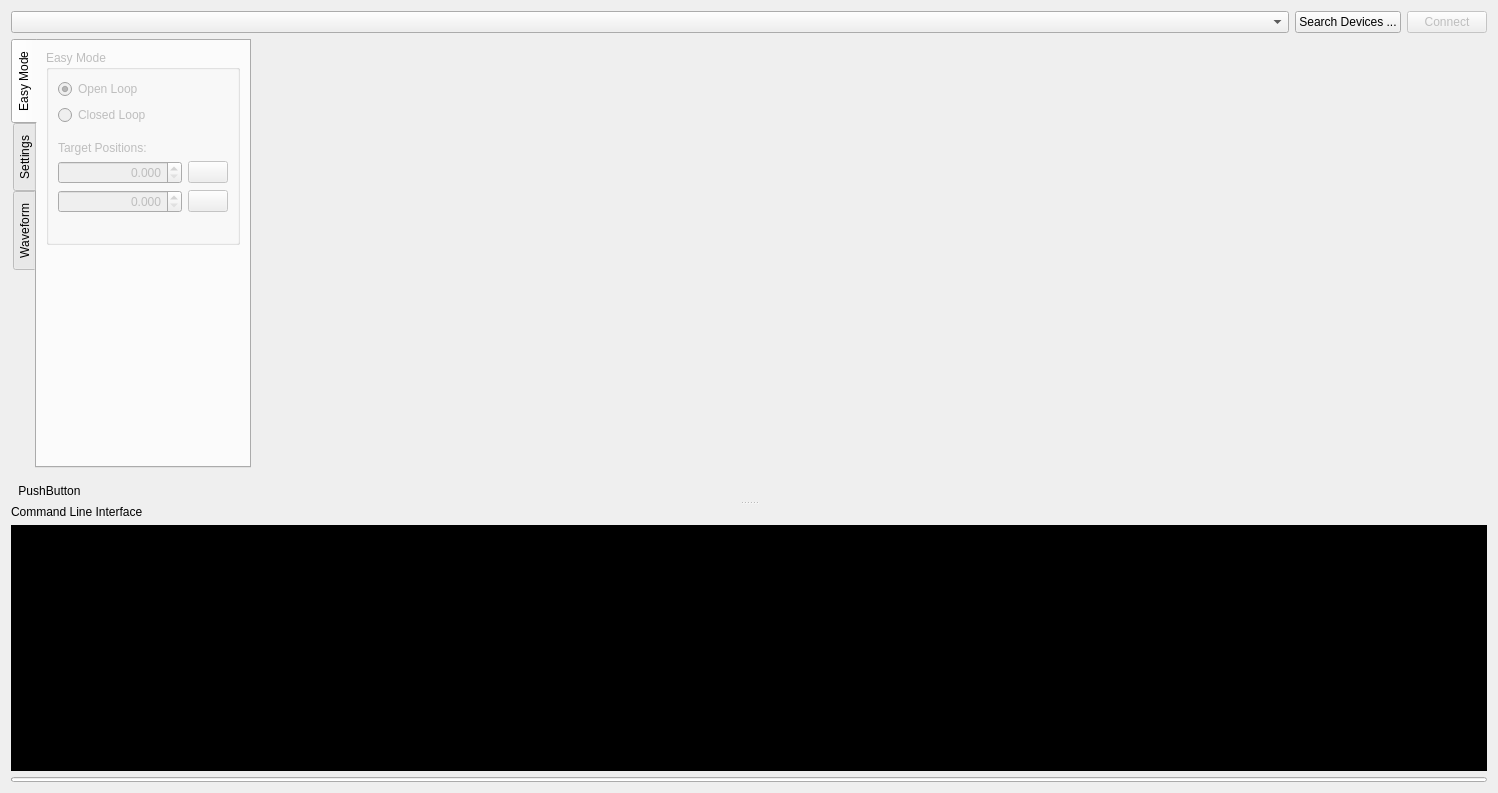
This is pysoworks/nv200widget.ui in piezosystemjena/PiSoWorks as Qt 5 draws it before an edit. The edited form follows.
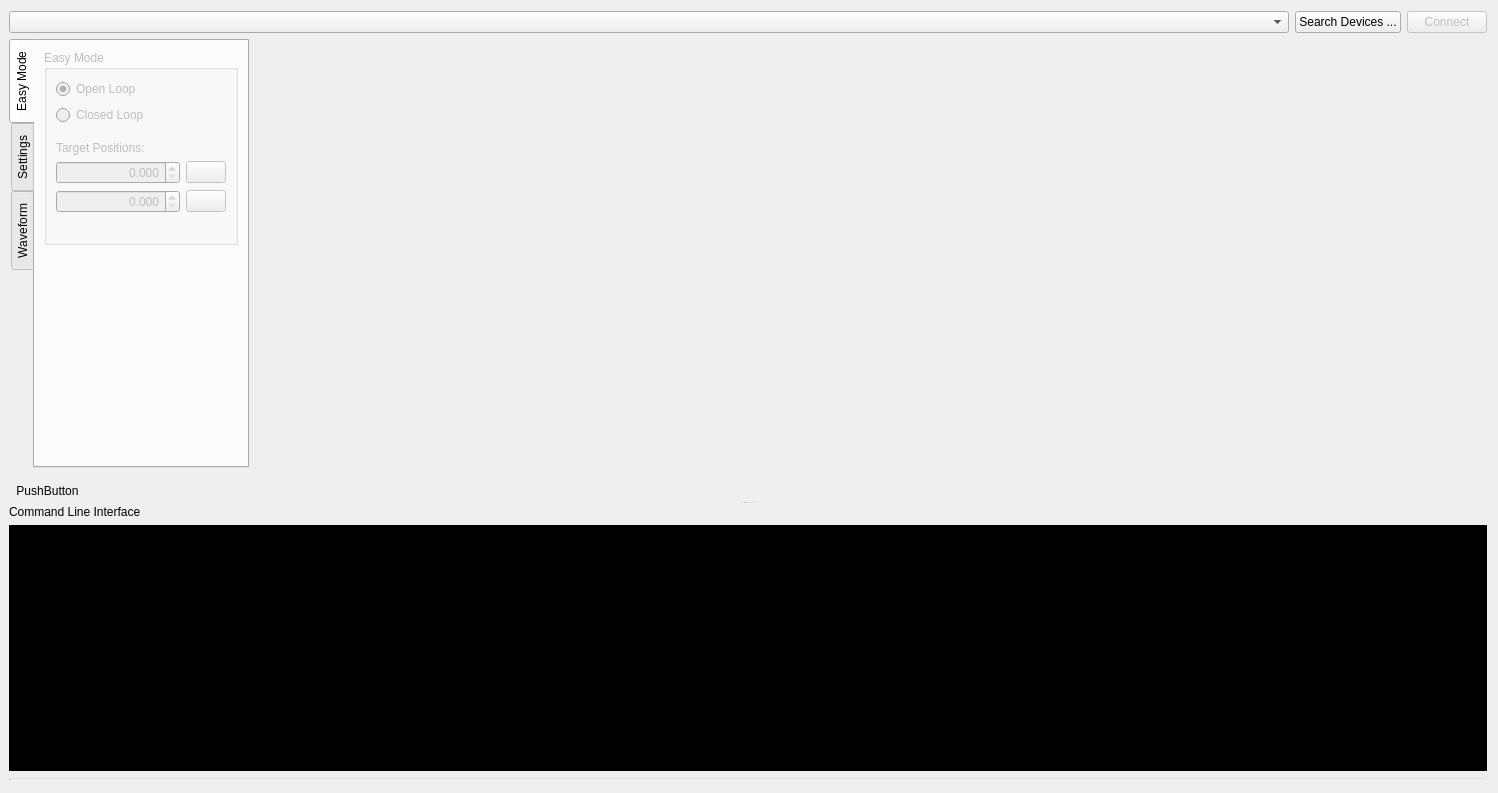
This is the edited form. Custom widgets are drawn as their Qt base class.

Commit message: Some refactorings to improve NV200 widget init code

The edit to the form file:
```diff
--- a/pysoworks/nv200widget.ui
+++ b/pysoworks/nv200widget.ui
@@ -14,6 +14,9 @@
    <string>Form</string>
   </property>
   <layout class="QVBoxLayout" name="verticalLayout_3">
+   <property name="leftMargin">
+    <number>9</number>
+   </property>
    <item>
     <layout class="QHBoxLayout" name="horizontalLayout">
      <property name="spacing">
@@ -691,6 +694,9 @@
        <height>5</height>
       </size>
      </property>
+     <property name="styleSheet">
+      <string notr="true">QProgressBar { background: transparent;}</string>
+     </property>
      <property name="value">
       <number>0</number>
      </property>
```
The commit also changes 3 other files.
